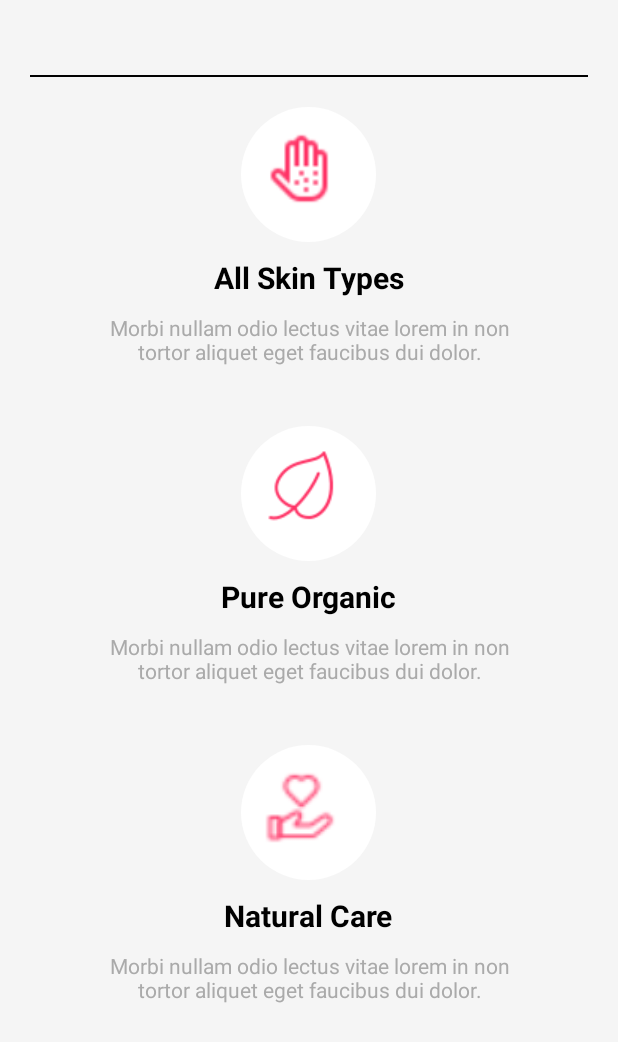
After one commit to supekarsuraj/Book-My-Parking, an Android app built with Jetpack Compose: the layout features_section.xml on its own in the app's theme, with its tools: preview values and no code run, on a phone screen of 412 x 824 dp. The commit adds this screen. Shown: the top 1042 px of the screen. Run offline under Robolectric (Android 15) with nearby library versions, the phone set to English and light mode, and no system bars.

Commit message:
benifits
benifits

```diff
--- a/app/src/main/res/drawable/circle_bg.xml
+++ b/app/src/main/res/drawable/circle_bg.xml
@@ -1,5 +1,5 @@
 <?xml version="1.0" encoding="utf-8"?>
 <shape xmlns:android="http://schemas.android.com/apk/res/android"
     android:shape="oval">
-    <solid android:color="@android:color/holo_red_light"/>
+    <solid android:color="@android:color/white"/> <!-- Pure White Background -->
 </shape>
--- /dev/null
+++ b/app/src/main/res/layout/features_section.xml
@@ -0,0 +1,155 @@
+<?xml version="1.0" encoding="utf-8"?>
+<LinearLayout xmlns:android="http://schemas.android.com/apk/res/android"
+    android:layout_width="match_parent"
+    android:layout_height="wrap_content"
+    android:orientation="vertical"
+    android:gravity="center"
+    android:padding="20dp"
+    android:background="@color/light_gray">
+    <View
+        android:layout_width="wrap_content"
+        android:layout_height="1dp"
+        android:background="@android:color/black"
+        android:layout_centerHorizontal="true"
+        android:layout_marginTop="30dp"
+        android:id="@+id/horizontalLine"/>
+
+    <!-- Feature 1 -->
+    <LinearLayout
+        android:layout_width="wrap_content"
+        android:layout_height="wrap_content"
+        android:orientation="vertical"
+        android:gravity="center"
+        android:layout_marginTop="20dp"
+        android:layout_marginBottom="30dp">
+
+        <FrameLayout
+            android:layout_width="90dp"
+            android:layout_height="90dp"
+            android:background="@drawable/circle_bg"
+            android:gravity="center">
+
+            <ImageView
+                android:id="@+id/icon1"
+                android:layout_width="50dp"
+                android:layout_height="50dp"
+                android:layout_marginTop="16dp"
+                android:layout_marginLeft="15dp"
+                android:src="@drawable/ic_skin_care"
+                />
+        </FrameLayout>
+
+        <TextView
+            android:id="@+id/title1"
+            android:layout_width="wrap_content"
+            android:layout_height="wrap_content"
+            android:text="All Skin Types"
+            android:textSize="20sp"
+            android:textStyle="bold"
+            android:textColor="@android:color/black"
+            android:layout_marginTop="10dp"/>
+
+        <TextView
+            android:id="@+id/desc1"
+            android:layout_width="300dp"
+            android:layout_height="wrap_content"
+            android:text="Morbi nullam odio lectus vitae lorem in non tortor aliquet eget faucibus dui dolor."
+            android:textSize="14sp"
+            android:textColor="@android:color/darker_gray"
+            android:gravity="center"
+            android:padding="10dp"/>
+    </LinearLayout>
+
+    <!-- Feature 2 -->
+    <LinearLayout
+        android:layout_width="wrap_content"
+        android:layout_height="wrap_content"
+        android:orientation="vertical"
+        android:gravity="center"
+        android:layout_marginBottom="30dp">
+
+        <FrameLayout
+            android:layout_width="90dp"
+            android:layout_height="90dp"
+            android:background="@drawable/circle_bg"
+
+            android:gravity="center">
+
+            <ImageView
+                android:id="@+id/icon2"
+                android:layout_width="50dp"
+                android:layout_height="50dp"
+                android:layout_marginTop="16dp"
+                android:layout_marginLeft="15dp"
+                android:src="@drawable/ic_leaf"
+                />
+        </FrameLayout>
+
+        <TextView
+            android:id="@+id/title2"
+            android:layout_width="wrap_content"
+            android:layout_height="wrap_content"
+            android:text="Pure Organic"
+            android:textSize="20sp"
+            android:textStyle="bold"
+            android:textColor="@android:color/black"
+            android:layout_marginTop="10dp"/>
+
+        <TextView
+            android:id="@+id/desc2"
+            android:layout_width="300dp"
+            android:layout_height="wrap_content"
+            android:text="Morbi nullam odio lectus vitae lorem in non tortor aliquet eget faucibus dui dolor."
+            android:textSize="14sp"
+            android:textColor="@android:color/darker_gray"
+            android:gravity="center"
+            android:padding="10dp"/>
+    </LinearLayout>
+
+    <!-- Feature 3 -->
+    <LinearLayout
+        android:layout_width="wrap_content"
+        android:layout_height="wrap_content"
+        android:orientation="vertical"
+        android:gravity="center"
+        android:layout_marginBottom="30dp">
+
+        <FrameLayout
+            android:layout_width="90dp"
+            android:layout_height="90dp"
+            android:background="@drawable/circle_bg"
+
+            android:gravity="center">
+
+            <ImageView
+                android:id="@+id/icon3"
+                android:layout_width="50dp"
+                android:layout_height="50dp"
+                android:layout_marginTop="16dp"
+                android:layout_marginLeft="15dp"
+                android:src="@drawable/ic_heart_care"
+                />
+        </FrameLayout>
+
+        <TextView
+            android:id="@+id/title3"
+            android:layout_width="wrap_content"
+            android:layout_height="wrap_content"
+            android:text="Natural Care"
+            android:textSize="20sp"
+            android:textStyle="bold"
+            android:textColor="@android:color/black"
+            android:layout_marginTop="10dp"/>
+
+        <TextView
+            android:id="@+id/desc3"
+            android:layout_width="300dp"
+            android:layout_height="wrap_content"
+            android:text="Morbi nullam odio lectus vitae lorem in non tortor aliquet eget faucibus dui dolor."
+            android:textSize="14sp"
+            android:textColor="@android:color/darker_gray"
+            android:gravity="center"
+            android:padding="10dp"/>
+    </LinearLayout>
+
+</LinearLayout>
--- a/app/src/main/res/values/colors.xml
+++ b/app/src/main/res/values/colors.xml
@@ -9,6 +9,8 @@
     <color name="baby_pink">#FFC0CB</color>
     <color name="primary">#6200EE</color>
     <color name="white"></color>
+    <color name="light_gray">#F5F5F5</color>
+
 
 
 
```
Also changed, not shown: app/src/main/res/layout/beauty_flawless_skin.xml (added, +78 -0 lines), app/src/main/res/layout/home_page.xml (+8 -0 lines), app/src/main/res/drawable/beuty_image.jpg (added), app/src/main/res/drawable/ic_heart_care.png (added), app/src/main/res/drawable/ic_leaf.png (added), app/src/main/res/drawable/ic_skin_care.png (added).
